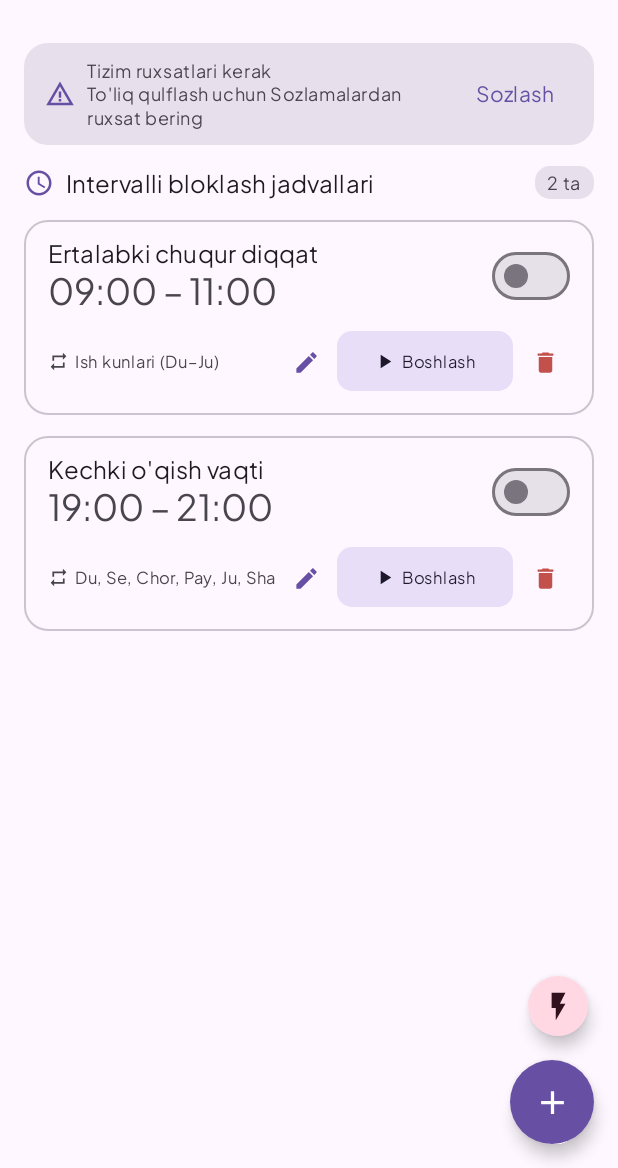
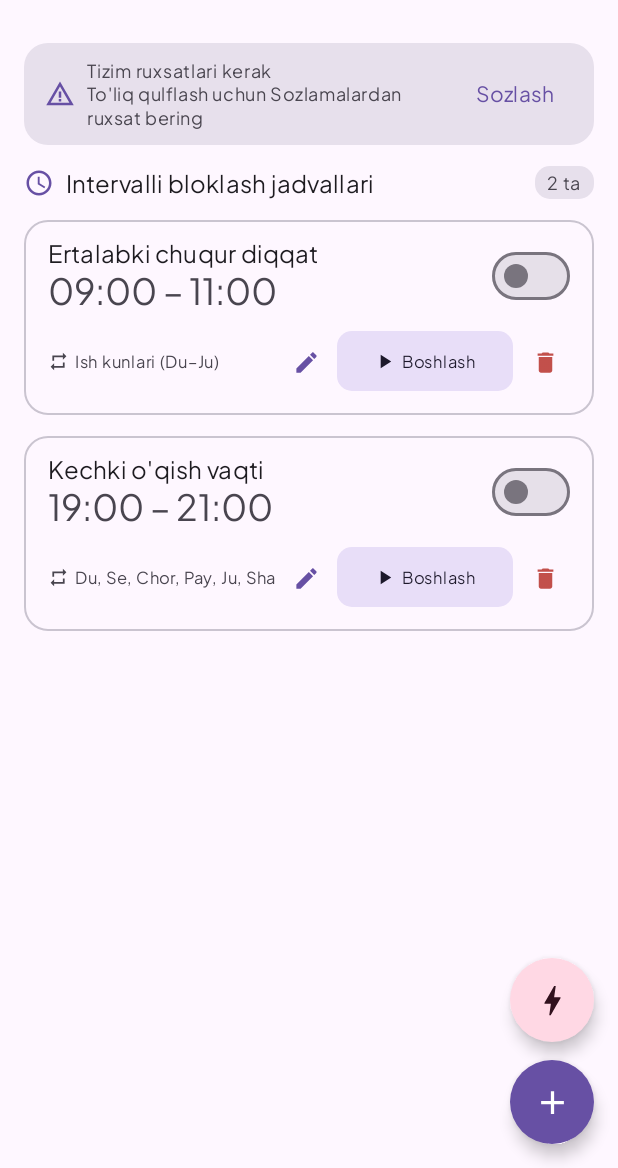
Before and after one commit to joxacybers/focus, an Android app built with Jetpack Compose: the screen it shows after launch (MainActivity), on a phone screen of 412 x 824 dp, the part 68-1236 px from its top. Run offline under Robolectric (Android 15) with nearby library versions, the phone set to English and light mode, and no system bars.

Commit message:
fix: disable keepScreenAwake by default, straight expressive progress bar, and bolt icon FAB

```diff
--- a/app/build.gradle.kts
+++ b/app/build.gradle.kts
@@ -13,8 +13,8 @@ android {
         applicationId = "com.example.focus"
         minSdk = 28
         targetSdk = 36
-        versionCode = 26
-        versionName = "1.2.8"
+        versionCode = 27
+        versionName = "1.2.9"
 
         testInstrumentationRunner = "androidx.test.runner.AndroidJUnitRunner"
     }
--- a/app/src/main/java/com/example/focus/data/FocusRepository.kt
+++ b/app/src/main/java/com/example/focus/data/FocusRepository.kt
@@ -86,7 +86,7 @@ data class FocusState(
     val strictMode: Boolean = true,
     val autoDndAndMute: Boolean = true,
     val blockControlPanel: Boolean = true,
-    val keepScreenAwake: Boolean = true,
+    val keepScreenAwake: Boolean = false,
     val useScreenPinning: Boolean = false,
     val lockDuringPomodoroBreak: Boolean = true,
     val darkThemeMode: Int = 0, // 0 = System, 1 = Light, 2 = Dark
@@ -176,7 +176,12 @@ object FocusRepository {
         val strictMode = prefs.getBoolean("strictMode", true)
         val autoDndAndMute = prefs.getBoolean("autoDndAndMute", true)
         val blockControlPanel = prefs.getBoolean("blockControlPanel", true)
-        val keepScreenAwake = prefs.getBoolean("keepScreenAwake", true)
+        val keepScreenAwake = if (!prefs.contains("keepScreenAwake_v2")) {
+            prefs.edit().putBoolean("keepScreenAwake", false).putBoolean("keepScreenAwake_v2", true).apply()
+            false
+        } else {
+            prefs.getBoolean("keepScreenAwake", false)
+        }
         val useScreenPinning = prefs.getBoolean("useScreenPinning", false)
         val lockDuringBreak = prefs.getBoolean("lockDuringPomodoroBreak", true)
         val darkThemeMode = prefs.getInt("darkThemeMode", 0)
--- a/app/src/main/java/com/example/focus/ui/screens/FocusScreen.kt
+++ b/app/src/main/java/com/example/focus/ui/screens/FocusScreen.kt
@@ -30,7 +30,7 @@ import androidx.compose.material.icons.filled.Close
 import androidx.compose.material.icons.filled.CloudDownload
 import androidx.compose.material.icons.filled.Delete
 import androidx.compose.material.icons.filled.DoNotDisturbOn
-import androidx.compose.material.icons.filled.FlashOn
+import androidx.compose.material.icons.filled.Bolt
 import androidx.compose.material.icons.filled.Edit
 import androidx.compose.material.icons.filled.ErrorOutline
 import androidx.compose.material.icons.filled.Layers
@@ -184,17 +184,17 @@ fun FocusScreen(
                 horizontalAlignment = Alignment.End,
                 verticalArrangement = Arrangement.spacedBy(12.dp)
             ) {
-                // Tezkor bloklash (Chaqmoq ikonkasi)
-                SmallFloatingActionButton(
+                // Tezkor bloklash (Chaqmoq ikonkasi) - "+" bilan bir xil o'lchamda
+                FloatingActionButton(
                     onClick = { showQuickLockSheet = true },
                     containerColor = MaterialTheme.colorScheme.tertiaryContainer,
                     contentColor = MaterialTheme.colorScheme.onTertiaryContainer,
                     shape = CircleShape
                 ) {
                     Icon(
-                        imageVector = Icons.Default.FlashOn,
+                        imageVector = Icons.Default.Bolt,
                         contentDescription = "Tezkor bloklash",
-                        modifier = Modifier.size(22.dp)
+                        modifier = Modifier.size(26.dp)
                     )
                 }
 
@@ -1402,7 +1402,7 @@ private fun QuickLockBottomSheet(
                 ) {
                     Box(contentAlignment = Alignment.Center) {
                         Icon(
-                            imageVector = Icons.Default.FlashOn,
+                            imageVector = Icons.Default.Bolt,
                             contentDescription = null,
                             tint = MaterialTheme.colorScheme.onTertiaryContainer,
                             modifier = Modifier.size(20.dp)
```
Also changed, not shown: app/src/main/java/com/example/focus/ui/lock/LockScreenActivity.kt (+35 -38 lines).
